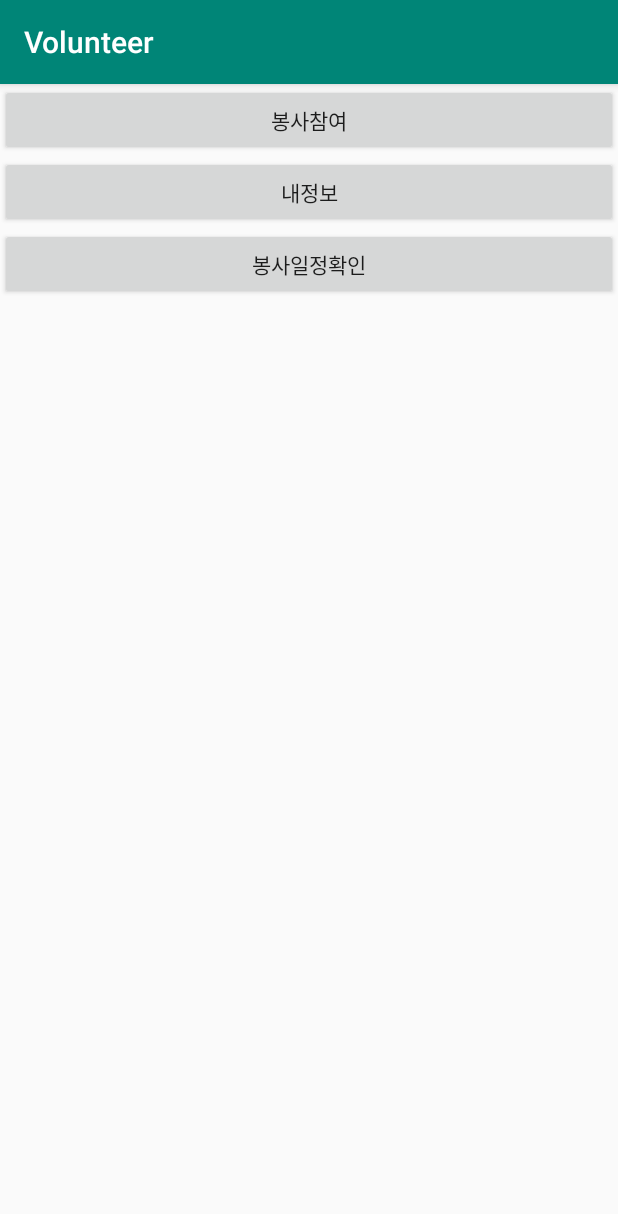
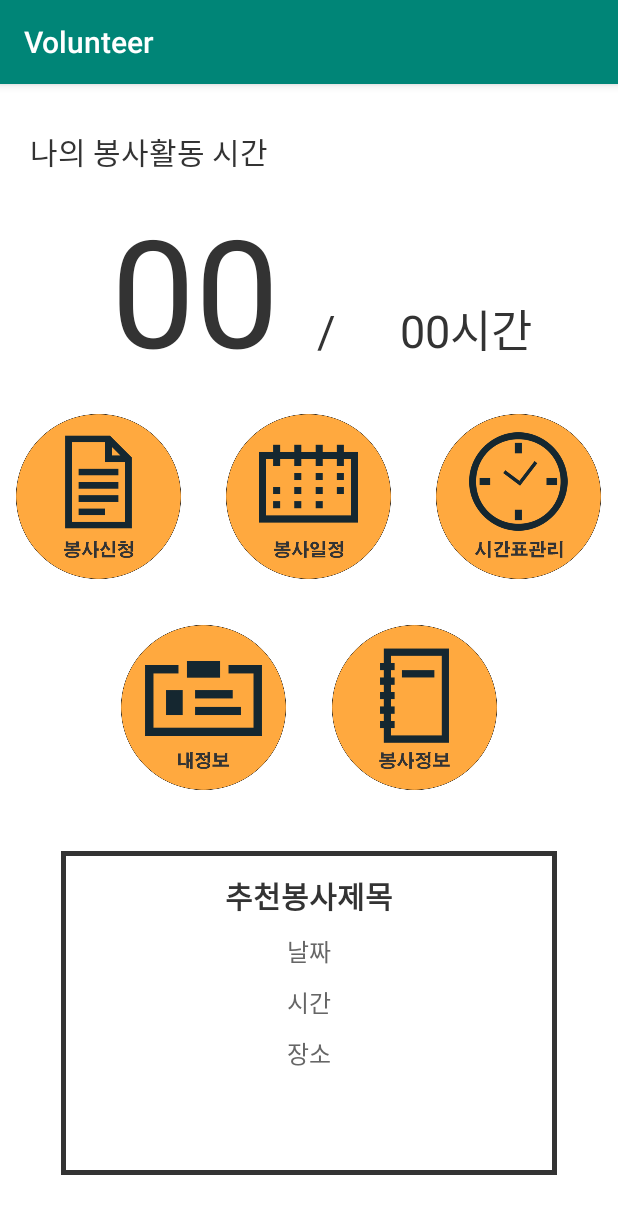
Before and after one commit to huh2514/Volunteer3, an Android app: the StudentMain screen opened directly, with no data from a screen before it, on a phone screen of 412 x 824 dp. Shown: the top 1214 px of the screen. Run offline under Robolectric (Android 15) with nearby library versions, the phone set to English and light mode, and no system bars.

```diff
--- /dev/null
+++ b/app/src/main/res/drawable/box.xml
@@ -0,0 +1,19 @@
+<?xml version="1.0" encoding="utf-8"?>
+<layer-list xmlns:android="http://schemas.android.com/apk/res/android" >
+
+    <item
+        android:bottom="1dp"
+        android:left="1dp"
+        android:right="1dp"
+        android:top="1dp">
+        <shape android:shape="rectangle" >
+            <stroke
+                android:width="3dp"
+                android:color="#333333" />
+
+            <solid android:color="@null" />
+
+        </shape>
+    </item>
+
+</layer-list>
--- a/app/src/main/res/layout/stdlogin_layout.xml
+++ b/app/src/main/res/layout/stdlogin_layout.xml
@@ -89,6 +89,7 @@
         android:background="@drawable/login_btn"
         android:fontFamily="@font/noto_sans_bold"
         android:text="로그인"
+        android:textColor="#333333"
         android:textSize="24sp"
         android:textStyle="bold" />
 
@@ -100,6 +101,7 @@
         android:background="@drawable/signup_btn"
         android:fontFamily="@font/noto_sans_bold"
         android:text="회원가입"
+        android:textColor="#333333"
         android:textSize="24sp"
         android:textStyle="bold" />
 </LinearLayout>
--- a/app/src/main/res/layout/studentmain_layout.xml
+++ b/app/src/main/res/layout/studentmain_layout.xml
@@ -1,22 +1,165 @@
 <?xml version="1.0" encoding="utf-8"?>
 <LinearLayout xmlns:android="http://schemas.android.com/apk/res/android"
     android:orientation="vertical" android:layout_width="match_parent"
-    android:layout_height="match_parent">
+    android:layout_height="match_parent"
+    android:background="#ffffff">
 
-    <Button
-        android:id="@+id/SearchVolunteerBtn"
+    <TextView
+        android:id="@+id/textView5"
         android:layout_width="match_parent"
         android:layout_height="wrap_content"
-        android:text="봉사참여" />
-    <Button
-        android:id="@+id/mypageBtn"
+        android:layout_marginLeft="20dp"
+        android:layout_marginTop="30dp"
+        android:text="나의 봉사활동 시간"
+        android:textColor="#333333"
+        android:textSize="20sp" />
+
+    <LinearLayout
+        android:layout_width="match_parent"
+        android:layout_height="150dp"
+        android:layout_marginTop="10dp"
+        android:orientation="horizontal">
+
+        <TextView
+            android:id="@+id/textView9"
+            android:layout_width="129dp"
+            android:layout_height="wrap_content"
+            android:layout_weight="1"
+            android:gravity="right"
+            android:text="00"
+            android:textColor="#333333"
+            android:textSize="100sp" />
+
+        <TextView
+            android:id="@+id/textView10"
+            android:layout_width="0dp"
+            android:layout_height="wrap_content"
+            android:layout_weight="1"
+            android:gravity="center_horizontal"
+            android:text=" /"
+            android:textColor="#333333"
+            android:textSize="30sp" />
+
+        <TextView
+            android:id="@+id/textView11"
+            android:layout_width="0dp"
+            android:layout_height="wrap_content"
+            android:layout_weight="1"
+            android:gravity="right"
+            android:text="00"
+            android:textColor="#333333"
+            android:textSize="30sp" />
+
+        <TextView
+            android:id="@+id/textView12"
+            android:layout_width="wrap_content"
+            android:layout_height="wrap_content"
+            android:layout_weight="1"
+            android:gravity="left"
+            android:text="시간"
+            android:textColor="#333333"
+            android:textSize="30sp" />
+    </LinearLayout>
+
+    <LinearLayout
         android:layout_width="match_parent"
         android:layout_height="wrap_content"
-        android:text="내정보" />
-    <Button
-        android:id="@+id/openCalendarBtn"
+        android:layout_marginBottom="15dp"
+        android:gravity="center"
+        android:orientation="horizontal">
+
+        <Button
+            android:id="@+id/SearchVolunteerBtn"
+            android:layout_width="110dp"
+            android:layout_height="110dp"
+            android:background="@drawable/request" />
+
+        <Button
+            android:id="@+id/openCalendarBtn"
+            android:layout_width="110dp"
+            android:layout_height="110dp"
+            android:layout_marginLeft="30dp"
+            android:layout_marginRight="30dp"
+            android:background="@drawable/calendar" />
+
+        <Button
+            android:id="@+id/btn1"
+            android:layout_width="110dp"
+            android:layout_height="110dp"
+            android:background="@drawable/schedule" />
+    </LinearLayout>
+
+    <LinearLayout
         android:layout_width="match_parent"
         android:layout_height="wrap_content"
-        android:text="봉사일정확인" />
+        android:layout_marginTop="15dp"
+        android:gravity="center"
+        android:orientation="horizontal">
+
+        <Button
+            android:id="@+id/mypageBtn"
+            android:layout_width="110dp"
+            android:layout_height="110dp"
+            android:layout_marginRight="15dp"
+            android:background="@drawable/my_information" />
+
+        <Button
+            android:id="@+id/btn2"
+            android:layout_width="110dp"
+            android:layout_height="110dp"
+            android:layout_marginLeft="15dp"
+            android:background="@drawable/information" />
+    </LinearLayout>
+
+    <LinearLayout
+        android:layout_width="match_parent"
+        android:layout_height="match_parent"
+        android:layout_margin="40dp"
+        android:background="@drawable/box"
+        android:gravity="fill_horizontal"
+        android:orientation="vertical">
+
+        <TextView
+            android:id="@+id/textView13"
+            android:layout_width="match_parent"
+            android:layout_height="wrap_content"
+            android:layout_marginTop="15dp"
+            android:layout_marginBottom="10dp"
+            android:gravity="center"
+            android:text="추천봉사제목"
+            android:textColor="#333333"
+            android:textSize="20sp"
+            android:textStyle="bold" />
+
+        <TextView
+            android:id="@+id/textView14"
+            android:layout_width="match_parent"
+            android:layout_height="wrap_content"
+            android:layout_marginBottom="10dp"
+            android:gravity="center"
+            android:text="날짜"
+            android:textColor="#666666"
+            android:textSize="16sp" />
+
+        <TextView
+            android:id="@+id/textView15"
+            android:layout_width="match_parent"
+            android:layout_height="wrap_content"
+            android:layout_marginBottom="10dp"
+            android:gravity="center"
+            android:text="시간"
+            android:textColor="#666666"
+            android:textSize="16sp" />
+
+        <TextView
+            android:id="@+id/textView16"
+            android:layout_width="match_parent"
+            android:layout_height="wrap_content"
+            android:layout_marginBottom="10dp"
+            android:gravity="center"
+            android:text="장소"
+            android:textColor="#666666"
+            android:textSize="16sp" />
+    </LinearLayout>
 
 </LinearLayout>
```
Also changed, not shown: app/src/main/res/drawable/radius.xml (added, +20 -0 lines), app/src/main/res/layout/search_info.xml (+63 -46 lines), app/src/main/res/drawable/calendar.png (added), app/src/main/res/drawable/information.png (added), app/src/main/res/drawable/my_information.png (added), app/src/main/res/drawable/request.png (added), app/src/main/res/drawable/schedule.png (added).
